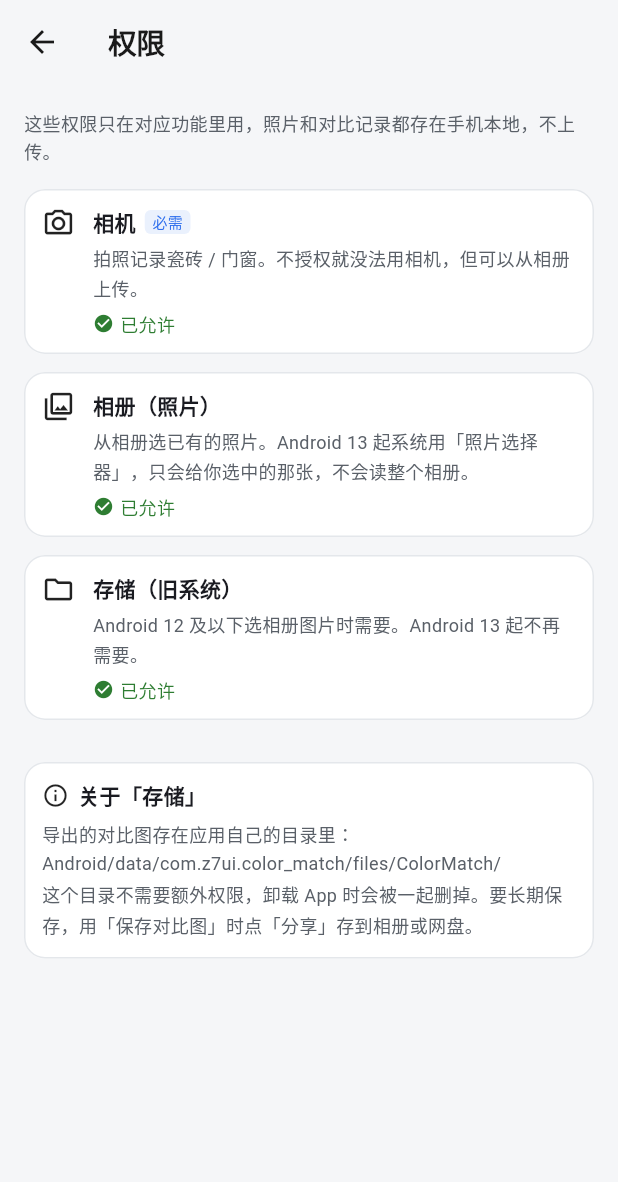
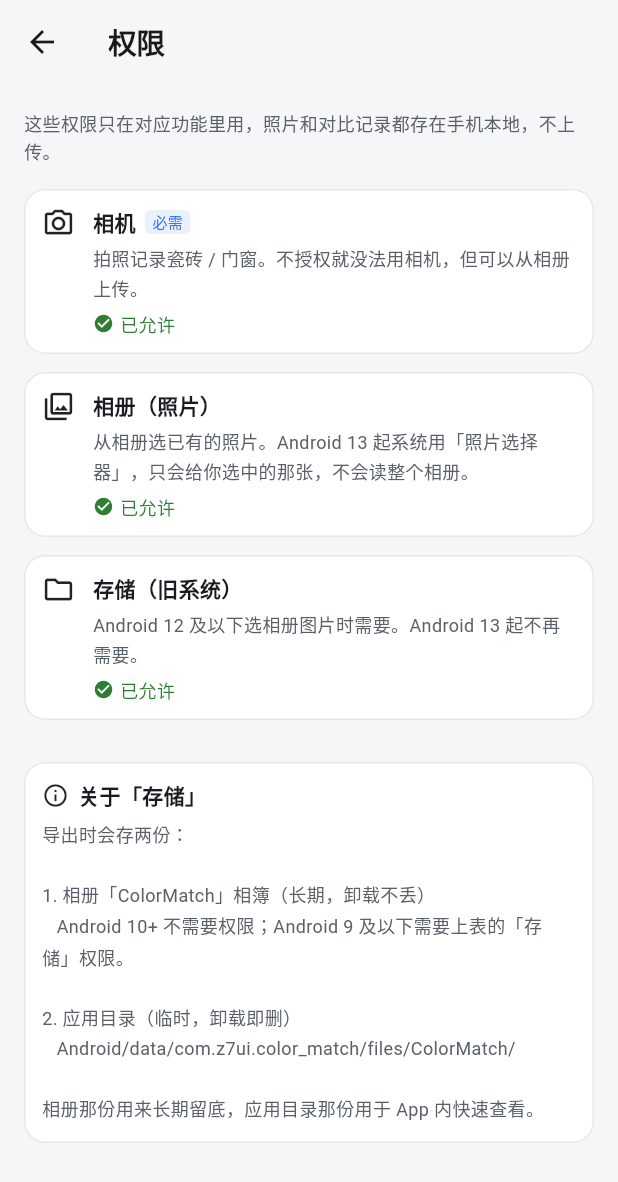
Before and after one commit to z7ui/color-match, a Flutter app: the PermissionsPage screen opened directly, on a phone screen of 412 x 824 dp. Shown: the top 1182 px of the screen. Run offline on Flutter 3.47's test engine with Material 3 defaults, Android fonts, the phone set to English and light mode, and no system bars; our stand-ins replace camera, image_picker, permission_handler, share_plus, sqflite; missing offline and left inert: gal; accounts and stored records are empty.

Commit message:
feat: 选色助手 MVP —— 拍照/标定/两两与多对一对比/导出

```diff
--- a/lib/core/config.dart
+++ b/lib/core/config.dart
@@ -3,8 +3,8 @@ class AppConfig {
   AppConfig._();
 
   static const String appName = '选色助手';
-  static const String appVersion = '0.1.3';
-  static const int buildNumber = 4;
+  static const String appVersion = '0.1.4';
+  static const int buildNumber = 5;
 
   /// 检查更新 / 公告复用同一台服务器（和余砖管家同一个后端）。
   static const String defaultBaseUrl = 'https://www.z7ui.cn/tile-api';
--- a/lib/features/settings/permissions_page.dart
+++ b/lib/features/settings/permissions_page.dart
@@ -124,10 +124,12 @@ class _PermissionsPageState extends State<PermissionsPage> {
                         ),
                         const SizedBox(height: 6),
                         Text(
-                          '导出的对比图存在应用自己的目录里：\n'
-                          'Android/data/com.z7ui.color_match/files/ColorMatch/\n'
-                          '这个目录不需要额外权限，卸载 App 时会被一起删掉。'
-                          '要长期保存，用「保存对比图」时点「分享」存到相册或网盘。',
+                          '导出时会存两份：\n\n'
+                          '1. 相册「ColorMatch」相簿（长期，卸载不丢）\n'
+                          '   Android 10+ 不需要权限；Android 9 及以下需要上表的「存储」权限。\n\n'
+                          '2. 应用目录（临时，卸载即删）\n'
+                          '   Android/data/com.z7ui.color_match/files/ColorMatch/\n\n'
+                          '相册那份用来长期留底，应用目录那份用于 App 内快速查看。',
                           style: TextStyle(
                               fontSize: 12,
                               height: 1.7,
--- a/pubspec.yaml
+++ b/pubspec.yaml
@@ -16,7 +16,7 @@ publish_to: 'none' # Remove this line if you wish to publish to pub.dev
 # https://developer.apple.com/library/archive/documentation/General/Reference/InfoPlistKeyReference/Articles/CoreFoundationKeys.html
 # In Windows, build-name is used as the major, minor, and patch parts
 # of the product and file versions while build-number is used as the build suffix.
-version: 0.1.3+4
+version: 0.1.4+5
 
 environment:
   sdk: ^3.13.7
@@ -45,6 +45,7 @@ dependencies:
   image_picker: ^1.2.4
   permission_handler: ^13.0.2
   uuid: ^4.6.0
+  gal: ^3.0.1
 
 dev_dependencies:
   flutter_test:
```
Also changed, not shown: lib/core/storage.dart (+17 -0 lines), lib/features/home/session_page.dart (+26 -5 lines), pubspec.lock.
